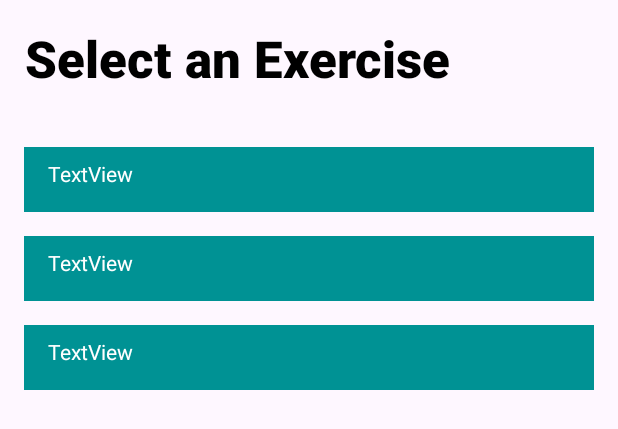
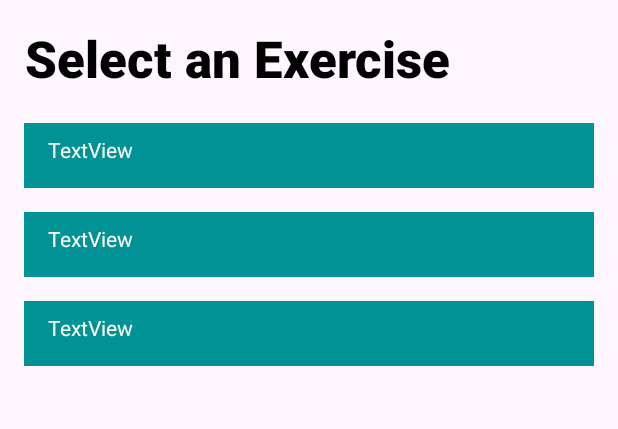
Before and after one commit to Scruffydrew/NIT3213-Assessment-2, an Android app: the layout fragment_dashboard.xml on its own in the app's theme, with its tools: preview values and no code run, on a phone screen of 412 x 824 dp. Shown: the top 429 px of the screen. Run offline under Robolectric (Android 15) with nearby library versions, the phone set to English and light mode, and no system bars.

Commit message:
Cleaned up dashboard layout

```diff
--- a/app/src/main/res/layout/fragment_dashboard.xml
+++ b/app/src/main/res/layout/fragment_dashboard.xml
@@ -17,6 +17,7 @@
             android:layout_width="wrap_content"
             android:layout_height="50dp"
             android:layout_weight="0"
+            android:layout_marginBottom="0dp"
             android:text="Select an Exercise" />
 
         <androidx.recyclerview.widget.RecyclerView
```
